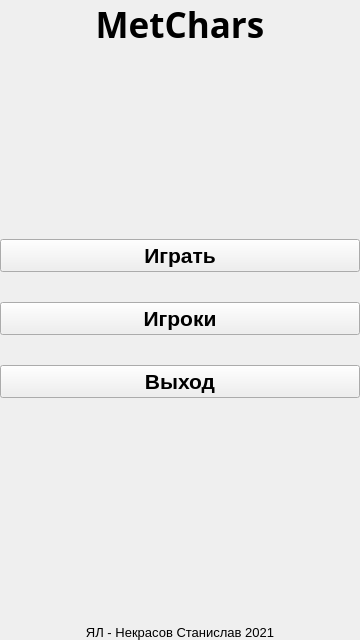
nekstas/met-chars, file ui/screens/menu.ui: the form before one commit.
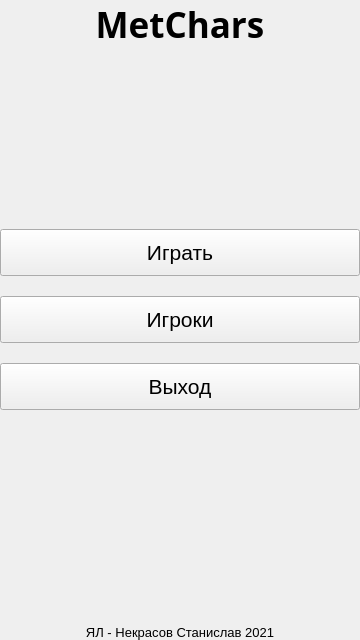
The form after the commit.

The edit to the form file:
```diff
--- a/ui/screens/menu.ui
+++ b/ui/screens/menu.ui
@@ -82,10 +82,13 @@
            <font>
             <family>Segoe UI</family>
             <pointsize>16</pointsize>
-            <weight>75</weight>
-            <bold>true</bold>
+            <weight>50</weight>
+            <bold>false</bold>
            </font>
           </property>
+          <property name="styleSheet">
+           <string notr="true">padding: 10px;</string>
+          </property>
           <property name="text">
            <string>Играть</string>
           </property>
@@ -97,10 +100,13 @@
            <font>
             <family>Segoe UI</family>
             <pointsize>16</pointsize>
-            <weight>75</weight>
-            <bold>true</bold>
+            <weight>50</weight>
+            <bold>false</bold>
            </font>
           </property>
+          <property name="styleSheet">
+           <string notr="true">padding: 10px;</string>
+          </property>
           <property name="text">
            <string>Игроки</string>
           </property>
@@ -112,10 +118,13 @@
            <font>
             <family>Segoe UI</family>
             <pointsize>16</pointsize>
-            <weight>75</weight>
-            <bold>true</bold>
+            <weight>50</weight>
+            <bold>false</bold>
            </font>
           </property>
+          <property name="styleSheet">
+           <string notr="true">padding: 10px;</string>
+          </property>
           <property name="text">
            <string>Выход</string>
           </property>
```
